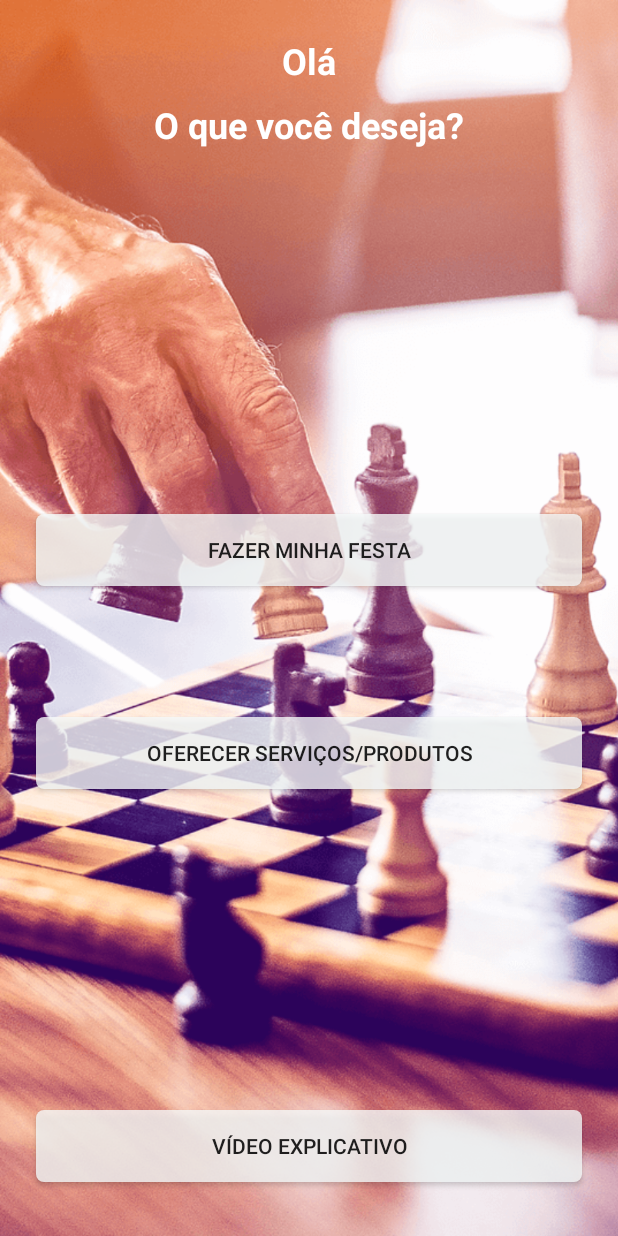
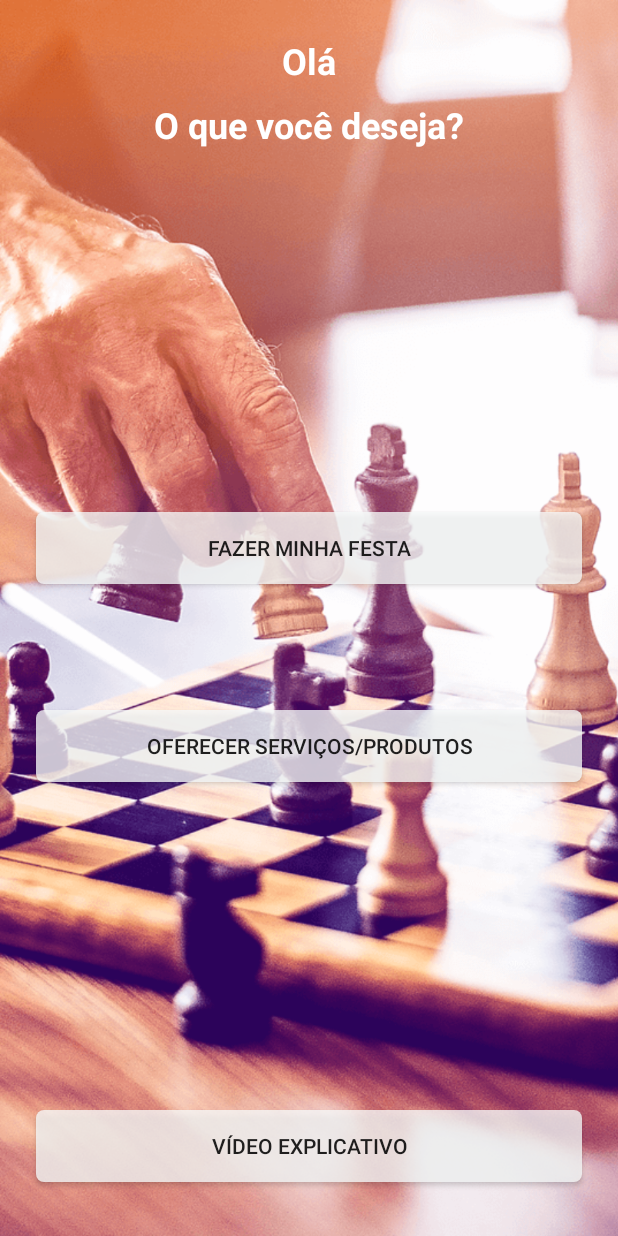
Before and after one commit to rosrcharch/eventos-app, an Android app: the screen it shows after launch (MainActivity), on a phone screen of 412 x 824 dp. Run offline under Robolectric (Android 15) with nearby library versions, the phone set to English and light mode, and no system bars.

Commit message:
terminando a primeira tela

```diff
--- a/app/build.gradle
+++ b/app/build.gradle
@@ -27,3 +27,5 @@ dependencies {
     androidTestImplementation 'androidx.test.ext:junit:1.1.0'
     androidTestImplementation 'androidx.test.espresso:espresso-core:3.2.0'
 }
+
+apply plugin: 'com.google.gms.google-services'
--- a/app/src/main/AndroidManifest.xml
+++ b/app/src/main/AndroidManifest.xml
@@ -9,6 +9,8 @@
         android:roundIcon="@mipmap/ic_launcher_round"
         android:supportsRtl="true"
         android:theme="@style/AppTheme">
+        <activity android:name=".TelaOferecerServico"></activity>
+        <activity android:name=".TelaCadastrarFesta" />
         <activity android:name=".MainActivity">
             <intent-filter>
                 <action android:name="android.intent.action.MAIN" />
--- a/app/src/main/java/com/example/festaseeventos/MainActivity.java
+++ b/app/src/main/java/com/example/festaseeventos/MainActivity.java
@@ -2,13 +2,36 @@ package com.example.festaseeventos;
 
 import androidx.appcompat.app.AppCompatActivity;
 
+import android.content.Intent;
 import android.os.Bundle;
+import android.view.View;
+import android.widget.Button;
 
 public class MainActivity extends AppCompatActivity {
+
+    private Button btnCadastrarFesta;
+    private Button btnCadastrarEmpresa;
 
     @Override
     protected void onCreate(Bundle savedInstanceState) {
         super.onCreate(savedInstanceState);
         setContentView(R.layout.activity_main);
+
+        btnCadastrarFesta = findViewById(R.id.btnCadastrarFesta);
+        btnCadastrarEmpresa = findViewById(R.id.btnOferecerServico);
+    }
+
+
+    public void cadastrarFesta(View view){
+
+        startActivity(new Intent(this, TelaCadastrarFesta.class));
+
+    }
+
+    public void cadastrarEmpresa(View view){
+
+        startActivity(new Intent(this, TelaOferecerServico.class));
+
+
     }
 }
--- a/app/src/main/res/drawable/bg_button_customizado1.xml
+++ b/app/src/main/res/drawable/bg_button_customizado1.xml
@@ -8,7 +8,7 @@
         />
 
     <solid
-        android:color="#C9F7FAFA"
+        android:color="#C6F7FAFA"
         />
 
 </shape>
--- a/app/src/main/res/layout/activity_main.xml
+++ b/app/src/main/res/layout/activity_main.xml
@@ -9,17 +9,18 @@
     tools:context=".MainActivity">
 
     <Button
-        android:id="@+id/button"
+        android:id="@+id/btnCadastrarFesta"
+        style="@style/Botao_tela_principal"
+        android:onClick="cadastrarFesta"
         android:text="Fazer minha festa"
         app:layout_constraintBottom_toBottomOf="parent"
         app:layout_constraintEnd_toEndOf="parent"
         app:layout_constraintStart_toStartOf="parent"
-        app:layout_constraintTop_toBottomOf="@+id/textView2"
-        app:layout_constraintVertical_bias="0.36"
-        style="@style/Botao_tela_principal" />
+        app:layout_constraintTop_toTopOf="@+id/imageView2"
+        app:layout_constraintVertical_bias="0.44" />
 
     <Button
-        android:id="@+id/button2"
+        android:id="@+id/btnOferecerServico"
         android:layout_width="match_parent"
         android:layout_height="wrap_content"
         android:layout_marginStart="24dp"
@@ -27,16 +28,17 @@
         android:layout_marginEnd="24dp"
         android:layout_marginRight="24dp"
         android:background="@drawable/bg_button_customizado1"
+        android:onClick="cadastrarEmpresa"
         android:text="Oferecer serviços/Produtos"
         app:layout_constraintBottom_toBottomOf="parent"
         app:layout_constraintEnd_toEndOf="parent"
         app:layout_constraintHorizontal_bias="0.0"
         app:layout_constraintStart_toStartOf="parent"
-        app:layout_constraintTop_toBottomOf="@+id/textView2"
-        app:layout_constraintVertical_bias="0.56" />
+        app:layout_constraintTop_toTopOf="@+id/imageView2"
+        app:layout_constraintVertical_bias="0.61" />
 
     <Button
-        android:id="@+id/button3"
+        android:id="@+id/btnVideoExplicativo"
         android:layout_width="match_parent"
         android:layout_height="wrap_content"
         android:layout_marginStart="24dp"
--- a/build.gradle
+++ b/build.gradle
@@ -8,6 +8,7 @@ buildscript {
     }
     dependencies {
         classpath 'com.android.tools.build:gradle:3.5.1'
+        classpath 'com.google.gms:google-services:4.3.2'
 
         // NOTE: Do not place your application dependencies here; they belong
         // in the individual module build.gradle files
```
Also changed, not shown: app/src/main/java/com/example/festaseeventos/TelaCadastrarFesta.java (added, +16 -0 lines), app/src/main/java/com/example/festaseeventos/TelaOferecerServico.java (added, +14 -0 lines), app/src/main/res/layout/activity_tela_festa.xml (added, +9 -0 lines), app/src/main/res/layout/activity_tela_oferecer_servico.xml (added, +9 -0 lines), 1 other file.
